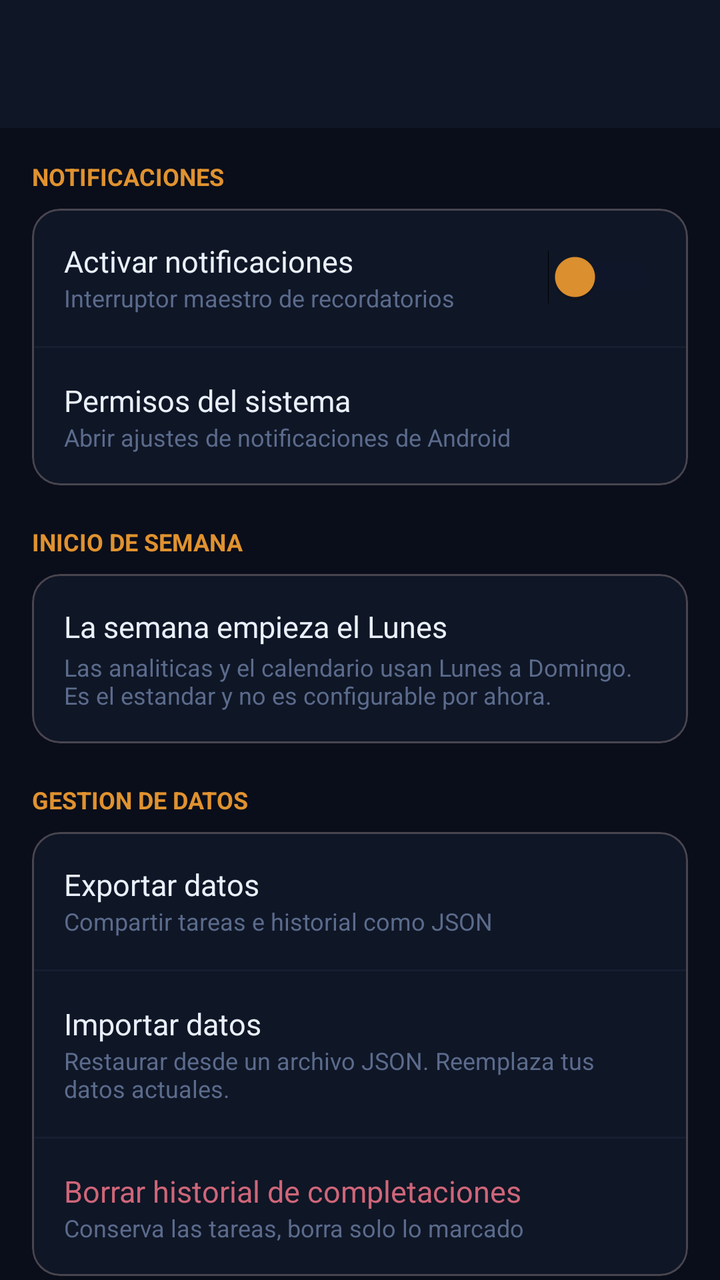
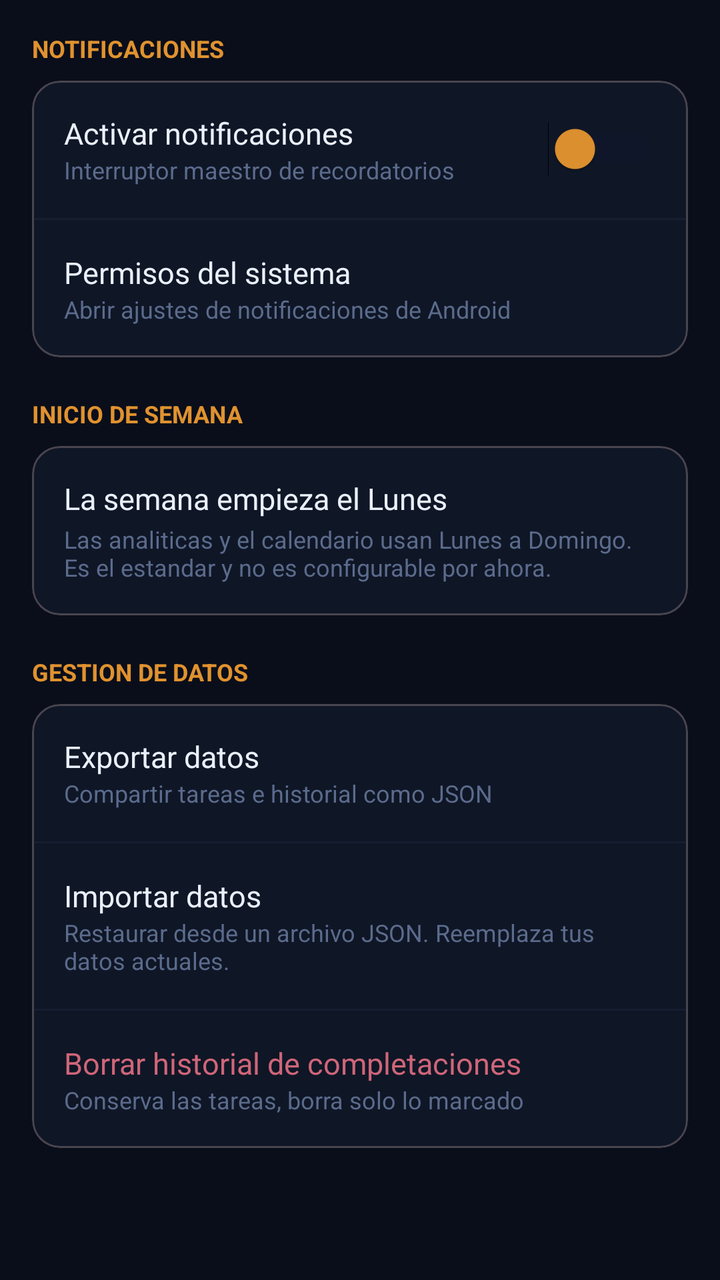

Two renders of the same Android screen: before a commit and after it. Below are the layout's source before the change and the commit's diff.
<!-- AndroidManifest.xml: application theme Theme.RecordWeek -->
<!-- res/layout/activity_settings.xml -->
<?xml version="1.0" encoding="utf-8"?>
<LinearLayout
    xmlns:android="http://schemas.android.com/apk/res/android"
    xmlns:app="http://schemas.android.com/apk/res-auto"
    android:layout_width="match_parent"
    android:layout_height="match_parent"
    android:orientation="vertical"
    android:background="@color/bg_dark">

    <com.google.android.material.appbar.AppBarLayout
        android:layout_width="match_parent"
        android:layout_height="wrap_content"
        android:background="@color/surface_dark">
        <androidx.appcompat.widget.Toolbar
            android:id="@+id/toolbar"
            android:layout_width="match_parent"
            android:layout_height="?attr/actionBarSize"
            android:background="@color/surface_dark"
            app:titleTextColor="@color/text_primary"/>
    </com.google.android.material.appbar.AppBarLayout>

    <androidx.core.widget.NestedScrollView
        android:layout_width="match_parent"
        android:layout_height="match_parent">

        <LinearLayout
            android:layout_width="match_parent"
            android:layout_height="wrap_content"
            android:orientation="vertical"
            android:padding="16dp">

            
            <TextView
                android:layout_width="match_parent"
                android:layout_height="wrap_content"
                android:text="NOTIFICACIONES"
                android:textColor="@color/accent_amber"
                android:textSize="12sp"
                android:textStyle="bold"
                android:layout_marginBottom="8dp"/>

            <com.google.android.material.card.MaterialCardView
                android:layout_width="match_parent"
                android:layout_height="wrap_content"
                android:layout_marginBottom="20dp"
                app:cardBackgroundColor="@color/surface_dark"
                app:cardElevation="0dp"
                app:cardCornerRadius="14dp">
                <LinearLayout
                    android:layout_width="match_parent"
                    android:layout_height="wrap_content"
                    android:orientation="vertical">

                    <LinearLayout
                        android:layout_width="match_parent"
                        android:layout_height="wrap_content"
                        android:orientation="horizontal"
                        android:gravity="center_vertical"
                        android:padding="16dp">
                        <LinearLayout
                            android:layout_width="0dp"
                            android:layout_height="wrap_content"
                            android:layout_weight="1"
                            android:orientation="vertical">
                            <TextView
                                android:layout_width="wrap_content"
                                android:layout_height="wrap_content"
                                android:text="Activar notificaciones"
                                android:textColor="@color/text_primary"
                                android:textSize="15sp"/>
                            <TextView
                                android:layout_width="wrap_content"
                                android:layout_height="wrap_content"
                                android:text="Interruptor maestro de recordatorios"
                                android:textColor="@color/text_secondary"
                                android:textSize="12sp"/>
                        </LinearLayout>
                        <Switch
                            android:id="@+id/switch_notifications"
                            android:layout_width="wrap_content"
                            android:layout_height="wrap_content"
                            android:thumbTint="@color/accent_amber"
                            android:trackTint="@color/surface_elevated"/>
                    </LinearLayout>

                    <View
                        android:layout_width="match_parent"
                        android:layout_height="1dp"
                        android:background="@color/divider"/>

                    <LinearLayout
                        android:id="@+id/row_system_notifications"
                        android:layout_width="match_parent"
                        android:layout_height="wrap_content"
                        android:orientation="vertical"
                        android:padding="16dp"
                        android:background="?attr/selectableItemBackground"
                        android:clickable="true"
                        android:focusable="true">
                        <TextView
                            android:layout_width="wrap_content"
                            android:layout_height="wrap_content"
                            android:text="Permisos del sistema"
                            android:textColor="@color/text_primary"
                            android:textSize="15sp"/>
                        <TextView
                            android:layout_width="wrap_content"
                            android:layout_height="wrap_content"
                            android:text="Abrir ajustes de notificaciones de Android"
                            android:textColor="@color/text_secondary"
                            android:textSize="12sp"/>
                    </LinearLayout>
                </LinearLayout>
            </com.google.android.material.card.MaterialCardView>

            
            <TextView
                android:layout_width="match_parent"
                android:layout_height="wrap_content"
                android:text="INICIO DE SEMANA"
                android:textColor="@color/accent_amber"
                android:textSize="12sp"
                android:textStyle="bold"
                android:layout_marginBottom="8dp"/>

            <com.google.android.material.card.MaterialCardView
                android:layout_width="match_parent"
                android:layout_height="wrap_content"
                android:layout_marginBottom="20dp"
                app:cardBackgroundColor="@color/surface_dark"
                app:cardElevation="0dp"
                app:cardCornerRadius="14dp">
                <LinearLayout
                    android:layout_width="match_parent"
                    android:layout_height="wrap_content"
                    android:orientation="vertical"
                    android:padding="16dp">
                    <TextView
                        android:layout_width="wrap_content"
                        android:layout_height="wrap_content"
                        android:text="La semana empieza el Lunes"
                        android:textColor="@color/text_primary"
                        android:textSize="15sp"/>
                    <TextView
                        android:layout_width="match_parent"
                        android:layout_height="wrap_content"
                        android:text="Las analiticas y el calendario usan Lunes a Domingo. Es el estandar y no es configurable por ahora."
                        android:textColor="@color/text_secondary"
                        android:textSize="12sp"
                        android:layout_marginTop="2dp"/>
                </LinearLayout>
            </com.google.android.material.card.MaterialCardView>

            
            <TextView
                android:layout_width="match_parent"
                android:layout_height="wrap_content"
                android:text="GESTION DE DATOS"
                android:textColor="@color/accent_amber"
                android:textSize="12sp"
                android:textStyle="bold"
                android:layout_marginBottom="8dp"/>

            <com.google.android.material.card.MaterialCardView
                android:layout_width="match_parent"
                android:layout_height="wrap_content"
                android:layout_marginBottom="20dp"
                app:cardBackgroundColor="@color/surface_dark"
                app:cardElevation="0dp"
                app:cardCornerRadius="14dp">
                <LinearLayout
                    android:layout_width="match_parent"
                    android:layout_height="wrap_content"
                    android:orientation="vertical">

                    <LinearLayout
                        android:id="@+id/row_export"
                        android:layout_width="match_parent"
                        android:layout_height="wrap_content"
                        android:orientation="vertical"
                        android:padding="16dp"
                        android:background="?attr/selectableItemBackground"
                        android:clickable="true"
                        android:focusable="true">
                        <TextView
                            android:layout_width="wrap_content"
                            android:layout_height="wrap_content"
                            android:text="Exportar datos"
                            android:textColor="@color/text_primary"
                            android:textSize="15sp"/>
                        <TextView
                            android:layout_width="wrap_content"
                            android:layout_height="wrap_content"
                            android:text="Compartir tareas e historial como JSON"
                            android:textColor="@color/text_secondary"
                            android:textSize="12sp"/>
                    </LinearLayout>

                    <View
                        android:layout_width="match_parent"
                        android:layout_height="1dp"
                        android:background="@color/divider"/>

                    <LinearLayout
                        android:id="@+id/row_import"
                        android:layout_width="match_parent"
                        android:layout_height="wrap_content"
                        android:orientation="vertical"
                        android:padding="16dp"
                        android:background="?attr/selectableItemBackground"
                        android:clickable="true"
                        android:focusable="true">
                        <TextView
                            android:layout_width="wrap_content"
                            android:layout_height="wrap_content"
                            android:text="Importar datos"
                            android:textColor="@color/text_primary"
                            android:textSize="15sp"/>
                        <TextView
                            android:layout_width="match_parent"
                            android:layout_height="wrap_content"
                            android:text="Restaurar desde un archivo JSON. Reemplaza tus datos actuales."
                            android:textColor="@color/text_secondary"
                            android:textSize="12sp"/>
                    </LinearLayout>

                    <View
                        android:layout_width="match_parent"
                        android:layout_height="1dp"
                        android:background="@color/divider"/>

                    <LinearLayout
                        android:id="@+id/row_delete_completions"
                        android:layout_width="match_parent"
                        android:layout_height="wrap_content"
                        android:orientation="vertical"
                        android:padding="16dp"
                        android:background="?attr/selectableItemBackground"
                        android:clickable="true"
                        android:focusable="true">
                        <TextView
                            android:layout_width="wrap_content"
                            android:layout_height="wrap_content"
                            android:text="Borrar historial de completaciones"
                            android:textColor="@color/colorError"
                            android:textSize="15sp"/>
                        <TextView
                            android:layout_width="wrap_content"
                            android:layout_height="wrap_content"
                            android:text="Conserva las tareas, borra solo lo marcado"
                            android:textColor="@color/text_secondary"
                            android:textSize="12sp"/>
                    </LinearLayout>
                </LinearLayout>
            </com.google.android.material.card.MaterialCardView>

        </LinearLayout>
    </androidx.core.widget.NestedScrollView>
</LinearLayout>
<!-- resources referenced by this layout -->
<resources>
  <color name="accent_amber">#E0922F</color>
  <color name="bg_dark">#0A0E1A</color>
  <color name="colorError">#CF6679</color>
  <color name="divider">#161E30</color>
  <color name="surface_dark">#0F1626</color>
  <color name="surface_elevated">#121A2E</color>
  <color name="text_primary">#EAF0FA</color>
  <color name="text_secondary">#5B6B8C</color>
  <style name="Theme.RecordWeek" parent="Base.Theme.RecordWeek" />
  <style name="Base.Theme.RecordWeek" parent="Theme.Material3.Dark">
          <item name="colorPrimary">@color/colorPrimary</item>
          <item name="colorPrimaryVariant">@color/colorPrimaryVariant</item>
          <item name="colorSecondary">@color/colorSecondary</item>
          <item name="android:colorBackground">@color/bg_dark</item>
          <item name="colorSurface">@color/surface_dark</item>
          <item name="colorError">@color/colorError</item>
          <item name="colorOnPrimary">@color/colorOnPrimary</item>
          <item name="colorOnSecondary">@color/colorOnSecondary</item>
          <item name="colorOnBackground">@color/text_primary</item>
          <item name="colorOnSurface">@color/text_primary</item>
          <item name="android:textColorPrimary">@color/text_primary</item>
          <item name="android:textColorSecondary">@color/text_secondary</item>
          <item name="android:statusBarColor">@color/bg_dark</item>
          <item name="android:navigationBarColor">@color/bg_dark</item>
          <item name="android:windowBackground">@color/bg_dark</item>
          <item name="colorControlNormal">@color/text_secondary</item>
          <item name="colorControlActivated">@color/accent_amber</item>
      </style>
  <color name="colorPrimary">#E0922F</color>
  <color name="colorPrimaryVariant">#B0701F</color>
  <color name="colorSecondary">#E0922F</color>
  <color name="colorOnPrimary">#241400</color>
  <color name="colorOnSecondary">#241400</color>
</resources>

<!-- the commit's change to res/layout/activity_settings.xml (unified diff, before → after) -->
@@ -7,17 +7,7 @@
     android:orientation="vertical"
     android:background="@color/bg_dark">
 
-    <com.google.android.material.appbar.AppBarLayout
-        android:layout_width="match_parent"
-        android:layout_height="wrap_content"
-        android:background="@color/surface_dark">
-        <androidx.appcompat.widget.Toolbar
-            android:id="@+id/toolbar"
-            android:layout_width="match_parent"
-            android:layout_height="?attr/actionBarSize"
-            android:background="@color/surface_dark"
-            app:titleTextColor="@color/text_primary"/>
-    </com.google.android.material.appbar.AppBarLayout>
+    
 
     <androidx.core.widget.NestedScrollView
         android:layout_width="match_parent"
